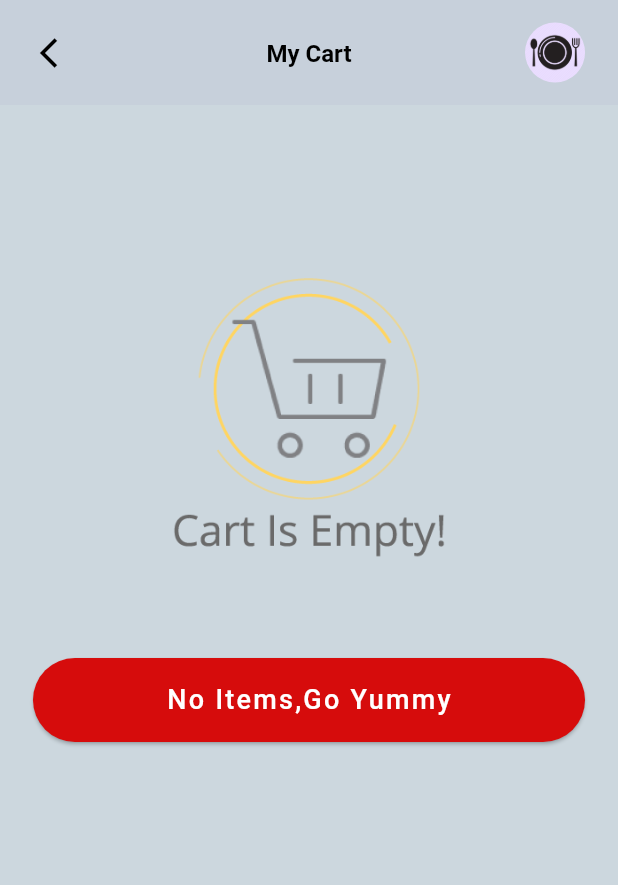
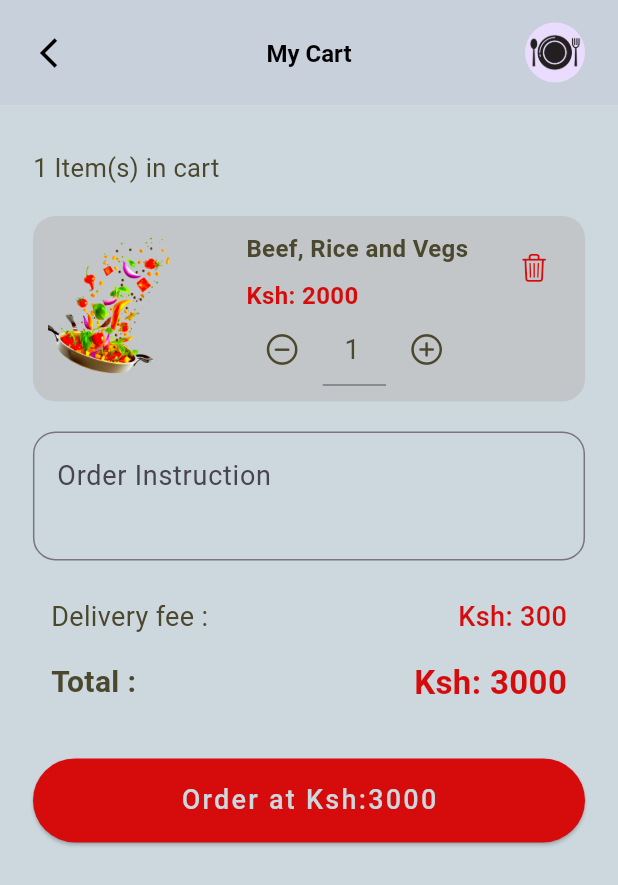
Before and after one commit to manfred-d/homely_dish, a Flutter app: the CartPage screen opened directly, on a phone screen of 412 x 824 dp. Shown: the top 885 px of the screen. Run offline on Flutter 3.47's test engine with Material 3 defaults, Android fonts, the phone set to English and light mode, and no system bars; our stand-ins replace flutter_screenutil, flutter_vector_icons, get, smooth_page_indicator; statements that could not run were skipped.

Commit message:
Updated the cart screen

```diff
--- a/lib/views/ui/cart/cart_screen.dart
+++ b/lib/views/ui/cart/cart_screen.dart
@@ -1,4 +1,6 @@
+import 'package:flutter/cupertino.dart';
 import 'package:flutter/material.dart';
+import 'package:flutter/services.dart';
 import 'package:flutter_screenutil/flutter_screenutil.dart';
 import 'package:get/get.dart';
 import 'package:homely_dish/constants/app_constants.dart';
@@ -18,6 +20,8 @@ class CartPage extends StatefulWidget {
 class _CartPageState extends State<CartPage> {
   final _quantityController = TextEditingController();
   final _orderInstruction = TextEditingController();
+
+  final bool _cartproducts = true;
 
   @override
   void initState() {
@@ -70,231 +74,230 @@ class _CartPageState extends State<CartPage> {
         child: SingleChildScrollView(
           child: Padding(
             padding: EdgeInsets.symmetric(horizontal: 20.0.w),
-            // child: Column(
-            //   children: [
-            //     const SizedBox(
-            //       height: 30,
-            //     ),
-            //     Align(
-            //       alignment: Alignment.centerLeft,
-            //       child: ReusableText(
-            //         color: Color(kDarkGreen.value),
-            //         text: '1 Item(s) in cart',
-            //         fontweigth: FontWeight.w400,
-            //         fontsize: 17,
-            //       ),
-            //     ),
-            //     const SizedBox(
-            //       height: 20,
-            //     ),
-            //     Column(
-            //       children: [
-            //         Container(
-            //           width: width,
-            //           height: height * 0.15,
-            //           padding: const EdgeInsets.symmetric(
-            //             horizontal: 10.0,
-            //             vertical: 10.0,
-            //           ),
-            //           decoration: BoxDecoration(
-            //             color: Color(kLightGrey.value),
-            //             borderRadius: BorderRadius.circular(15),
-            //             // boxShadow: const BoxShadow(spreadRadius: 2,blurRadius: 10,),
-            //           ),
-            //           child: Row(
-            //             crossAxisAlignment: CrossAxisAlignment.start,
-            //             mainAxisAlignment: MainAxisAlignment.spaceBetween,
-            //             children: [
-            //               Image.asset(
-            //                 'assets/images/onboading/vegetables.png',
-            //                 width: width * 0.2,
-            //                 fit: BoxFit.cover,
-            //                 height: height,
-            //               ),
-            //               const SizedBox(
-            //                 width: 10,
-            //               ),
-            //               Column(
-            //                 crossAxisAlignment: CrossAxisAlignment.start,
-            //                 mainAxisAlignment: MainAxisAlignment.spaceBetween,
-            //                 children: [
-            //                   ReusableText(
-            //                     color: Color(kDarkGreen.value),
-            //                     text: 'Beef, Rice and Vegs',
-            //                     fontweigth: FontWeight.bold,
-            //                     fontsize: 16,
-            //                   ),
-            //                   const SizedBox(
-            //                     height: 8,
-            //                   ),
-            //                   ReusableText(
-            //                     color: Color(kOrange.value),
-            //                     text: 'Ksh: 2000',
-            //                     fontweigth: FontWeight.bold,
-            //                     fontsize: 16,
-            //                   ),
-            //                   SizedBox(
-            //                     width: width * 0.35,
-            //                     child: Row(
-            //                       children: [
-            //                         IconButton(
-            //                           onPressed: () {
-            //                             _quantityController.text = '0';
-            //                           },
-            //                           icon: Icon(
-            //                             CupertinoIcons.minus_circled,
-            //                             color: Color(kDarkGreen.value),
-            //                           ),
-            //                         ),
-            //                         Flexible(
-            //                           flex: 1,
-            //                           child: Padding(
-            //                             padding: const EdgeInsets.symmetric(
-            //                                 horizontal: 3.0, vertical: 0.5),
-            //                             child: TextField(
-            //                               controller: _quantityController,
-            //                               keyboardType: TextInputType.number,
-            //                               decoration: const InputDecoration(
-            //                                 focusedBorder: UnderlineInputBorder(
-            //                                   borderSide:
-            //                                       BorderSide(width: 0.5),
-            //                                 ),
-            //                               ),
-            //                               inputFormatters: [
-            //                                 FilteringTextInputFormatter.allow(
-            //                                   RegExp('[0-9]'),
-            //                                 )
-            //                               ],
-            //                               onChanged: (val) {
-            //                                 if (val.isEmpty) {
-            //                                   _quantityController.text = '1';
-            //                                 } else {
-            //                                   return;
-            //                                 }
-            //                               },
-            //                               textAlign: TextAlign.center,
-            //                               style: TextStyle(
-            //                                 fontSize: 18,
-            //                                 fontWeight: FontWeight.w400,
-            //                                 color: Color(kDarkGreen.value),
-            //                               ),
-            //                             ),
-            //                           ),
-            //                         ),
-            //                         IconButton(
-            //                           onPressed: null,
-            //                           icon: Icon(
-            //                             CupertinoIcons.add_circled,
-            //                             color: Color(kDarkGreen.value),
-            //                           ),
-            //                         ),
-            //                       ],
-            //                     ),
-            //                   ),
-            //                 ],
-            //               ),
-            //               Align(
-            //                 alignment: Alignment.topRight,
-            //                 child: IconButton(
-            //                   onPressed: null,
-            //                   icon: Icon(
-            //                     CupertinoIcons.delete,
-            //                     color: Color(kOrange.value),
-            //                     size: 20,
-            //                   ),
-            //                 ),
-            //               )
-            //             ],
-            //           ),
-            //         ),
-            //       ],
-            //     ),
-            //     const SizedBox(
-            //       height: 20,
-            //     ),
-            //     TextFormField(
-            //       controller: _orderInstruction,
-            //       decoration: const InputDecoration(
-            //         border: OutlineInputBorder(
-            //             borderSide: BorderSide(color: Colors.blue, width: 0.5),
-            //             borderRadius: BorderRadius.all(Radius.circular(15))),
-            //         hintText: 'Order Instruction',
-            //       ),
-            //       maxLines: 2,
-            //       style: TextStyle(
-            //         fontSize: 18,
-            //         color: Color(kDarkGreen.value),
-            //         fontWeight: FontWeight.normal,
-            //       ),
-            //     ),
-            //     const SizedBox(
-            //       height: 20,
-            //     ),
-            //     Padding(
-            //       padding: const EdgeInsets.symmetric(
-            //         horizontal: 12.0,
-            //         vertical: 5.0,
-            //       ),
-            //       child: Column(
-            //         crossAxisAlignment: CrossAxisAlignment.center,
-            //         children: [
-            //           Row(
-            //             mainAxisAlignment: MainAxisAlignment.spaceBetween,
-            //             children: [
-            //               ReusableText(
-            //                 color: Color(kDarkGreen.value),
-            //                 text: 'Delivery fee : ',
-            //                 fontweigth: FontWeight.normal,
-            //                 fontsize: 18,
-            //               ),
-            //               ReusableText(
-            //                 color: Color(kOrange.value),
-            //                 text: 'Ksh: 300',
-            //                 fontweigth: FontWeight.w500,
-            //                 fontsize: 18,
-            //               ),
-            //             ],
-            //           ),
-            //           const SizedBox(
-            //             height: 15,
-            //           ),
-            //           Row(
-            //             mainAxisAlignment: MainAxisAlignment.spaceBetween,
-            //             crossAxisAlignment: CrossAxisAlignment.center,
-            //             children: [
-            //               ReusableText(
-            //                 color: Color(kDarkGreen.value),
-            //                 text: 'Total : ',
-            //                 fontweigth: FontWeight.bold,
-            //                 fontsize: 20,
-            //               ),
-            //               ReusableText(
-            //                 color: Color(kOrange.value),
-            //                 text: 'Ksh: 3000',
-            //                 fontweigth: FontWeight.w600,
-            //                 fontsize: 22,
-            //               ),
-            //             ],
-            //           ),
-            //         ],
-            //       ),
-            //     ),
-            //     const SizedBox(
-            //       height: 30,
-            //     ),
-            //     SizedBox(
-            //       width: width,
-            //       child: CustomElevatedButton(
-            //         text: 'Order at Ksh:3000',
-            //         backGcolor: Color(kOrange.value),
-            //         tcolor: Color(kLightBlue.value),
-            //         onPressed: () {},
-            //       ),
-            //     ),
-            //   ],
-            // ),
-            child: Column(
-
+            child: _cartproducts ? Column(
+              children: [
+                const SizedBox(
+                  height: 30,
+                ),
+                Align(
+                  alignment: Alignment.centerLeft,
+                  child: ReusableText(
+                    color: Color(kDarkGreen.value),
+                    text: '1 Item(s) in cart',
+                    fontweigth: FontWeight.w400,
+                    fontsize: 17,
+                  ),
+                ),
+                const SizedBox(
+                  height: 20,
+                ),
+                Column(
+                  children: [
+                    Container(
+                      width: width,
+                      height: height * 0.15,
+                      padding: const EdgeInsets.symmetric(
+                        horizontal: 10.0,
+                        vertical: 10.0,
+                      ),
+                      decoration: BoxDecoration(
+                        color: Color(kLightGrey.value),
+                        borderRadius: BorderRadius.circular(15),
+                        // boxShadow: const BoxShadow(spreadRadius: 2,blurRadius: 10,),
+                      ),
+                      child: Row(
+                        crossAxisAlignment: CrossAxisAlignment.start,
+                        mainAxisAlignment: MainAxisAlignment.spaceBetween,
+                        children: [
+                          Image.asset(
+                            'assets/images/onboading/vegetables.png',
+                            width: width * 0.2,
+                            fit: BoxFit.cover,
+                            height: height,
+                          ),
+                          const SizedBox(
+                            width: 10,
+                          ),
+                          Column(
+                            crossAxisAlignment: CrossAxisAlignment.start,
+                            mainAxisAlignment: MainAxisAlignment.spaceBetween,
+                            children: [
+                              ReusableText(
+                                color: Color(kDarkGreen.value),
+                                text: 'Beef, Rice and Vegs',
+                                fontweigth: FontWeight.bold,
+                                fontsize: 16,
+                              ),
+                              const SizedBox(
+                                height: 8,
+                              ),
+                              ReusableText(
+                                color: Color(kOrange.value),
+                                text: 'Ksh: 2000',
+                                fontweigth: FontWeight.bold,
+                                fontsize: 16,
+                              ),
+                              SizedBox(
+                                width: width * 0.35,
+                                child: Row(
+                                  children: [
+                                    IconButton(
+                                      onPressed: () {
+                                        _quantityController.text = '0';
+                                      },
+                                      icon: Icon(
+                                        CupertinoIcons.minus_circled,
+                                        color: Color(kDarkGreen.value),
+                                      ),
+                                    ),
+                                    Flexible(
+                                      flex: 1,
+                                      child: Padding(
+                                        padding: const EdgeInsets.symmetric(
+                                            horizontal: 3.0, vertical: 0.5),
+                                        child: TextField(
+                                          controller: _quantityController,
+                                          keyboardType: TextInputType.number,
+                                          decoration: const InputDecoration(
+                                            focusedBorder: UnderlineInputBorder(
+                                              borderSide:
+                                                  BorderSide(width: 0.5),
+                                            ),
+                                          ),
+                                          inputFormatters: [
+                                            FilteringTextInputFormatter.allow(
+                                              RegExp('[0-9]'),
+                                            )
+                                          ],
+                                          onChanged: (val) {
+                                            if (val.isEmpty) {
+                                              _quantityController.text = '1';
+                                            } else {
+                                              return;
+                                            }
+                                          },
+                                          textAlign: TextAlign.center,
+                                          style: TextStyle(
+                                            fontSize: 18,
+                                            fontWeight: FontWeight.w400,
+                                            color: Color(kDarkGreen.value),
+                                          ),
+                                        ),
+                                      ),
+                                    ),
+                                    IconButton(
+                                      onPressed: null,
+                                      icon: Icon(
+                                        CupertinoIcons.add_circled,
+                                        color: Color(kDarkGreen.value),
+                                      ),
+                                    ),
+                                  ],
+                                ),
+                              ),
+                            ],
+                          ),
+                          Align(
+                            alignment: Alignment.topRight,
+                            child: IconButton(
+                              onPressed: null,
+                              icon: Icon(
+                                CupertinoIcons.delete,
+                                color: Color(kOrange.value),
+                                size: 20,
+                              ),
+                            ),
+                          )
+                        ],
+                      ),
+                    ),
+                  ],
+                ),
+                const SizedBox(
+                  height: 20,
+                ),
+                TextFormField(
+                  controller: _orderInstruction,
+                  decoration: const InputDecoration(
+                    border: OutlineInputBorder(
+                        borderSide: BorderSide(color: Colors.blue, width: 0.5),
+                        borderRadius: BorderRadius.all(Radius.circular(15))),
+                    hintText: 'Order Instruction',
+                  ),
+                  maxLines: 2,
+                  style: TextStyle(
+                    fontSize: 18,
+                    color: Color(kDarkGreen.value),
+                    fontWeight: FontWeight.normal,
+                  ),
+                ),
+                const SizedBox(
+                  height: 20,
+                ),
+                Padding(
+                  padding: const EdgeInsets.symmetric(
+                    horizontal: 12.0,
+                    vertical: 5.0,
+                  ),
+                  child: Column(
+                    crossAxisAlignment: CrossAxisAlignment.center,
+                    children: [
+                      Row(
+                        mainAxisAlignment: MainAxisAlignment.spaceBetween,
+                        children: [
+                          ReusableText(
+                            color: Color(kDarkGreen.value),
+                            text: 'Delivery fee : ',
+                            fontweigth: FontWeight.normal,
+                            fontsize: 18,
+                          ),
+                          ReusableText(
+                            color: Color(kOrange.value),
+                            text: 'Ksh: 300',
+                            fontweigth: FontWeight.w500,
+                            fontsize: 18,
+                          ),
+                        ],
+                      ),
+                      const SizedBox(
+                        height: 15,
+                      ),
+                      Row(
+                        mainAxisAlignment: MainAxisAlignment.spaceBetween,
+                        crossAxisAlignment: CrossAxisAlignment.center,
+                        children: [
+                          ReusableText(
+                            color: Color(kDarkGreen.value),
+                            text: 'Total : ',
+                            fontweigth: FontWeight.bold,
+                            fontsize: 20,
+                          ),
+                          ReusableText(
+                            color: Color(kOrange.value),
+                            text: 'Ksh: 3000',
+                            fontweigth: FontWeight.w600,
+                            fontsize: 22,
+                          ),
+                        ],
+                      ),
+                    ],
+                  ),
+                ),
+                const SizedBox(
+                  height: 30,
+                ),
+                SizedBox(
+                  width: width,
+                  child: CustomElevatedButton(
+                    text: 'Order at Ksh:3000',
+                    backGcolor: Color(kOrange.value),
+                    tcolor: Color(kLightBlue.value),
+                    onPressed: () {},
+                  ),
+                ),
+              ],
+            )
+            : Column(
               crossAxisAlignment: CrossAxisAlignment.center,
               children: [
                 const SizedBox(
```
Also changed, not shown: lib/main.dart (line endings or trailing spaces).
